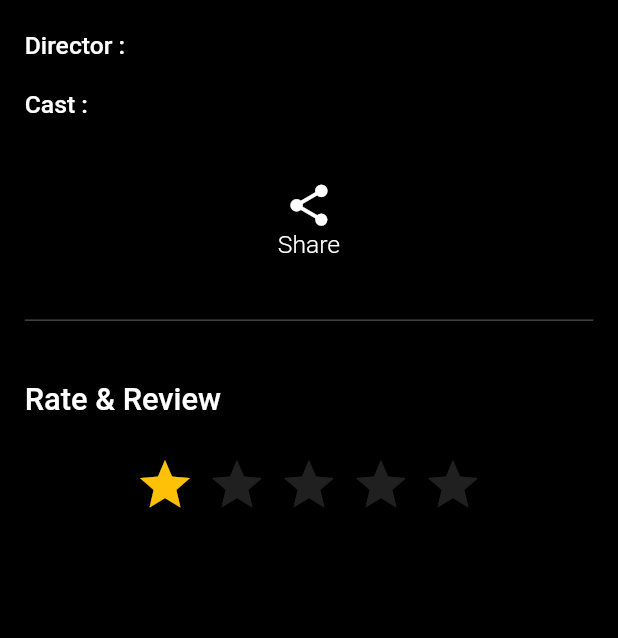
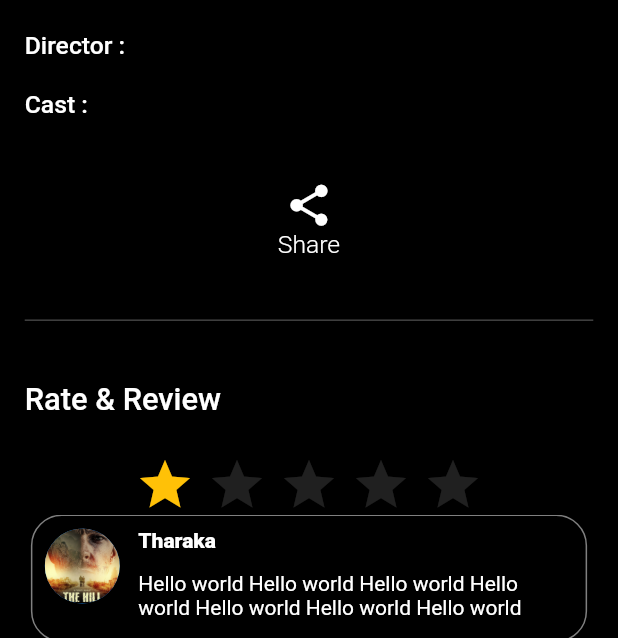
Before and after one commit to danuka98/MovieApp, a Flutter app: the MovieInnerPage screen opened directly, scrolled down 558 dp, on a phone screen of 412 x 824 dp, the part 598-1236 px from its top. Run offline on Flutter 3.47's test engine with Material 2 defaults, Android fonts, the phone set to English and light mode, and no system bars; drawn by our look-alikes of flutter_rating_bar, readmore; our stand-ins replace carousel_slider.

Commit message:
UpdateMovie_inner_add_review_section

```diff
--- a/lib/screens/movie_inner_screen.dart
+++ b/lib/screens/movie_inner_screen.dart
@@ -6,6 +6,7 @@ import 'package:flutter_rating_bar/flutter_rating_bar.dart';
 import 'package:movieapp/screens/bottom_nav_screen.dart';
 import 'package:movieapp/styles/colors.dart';
 import 'package:readmore/readmore.dart';
+import 'review_screen.dart';
 
 class MovieInnerPage extends StatefulWidget {
   const MovieInnerPage({Key? key}) : super(key: key);
@@ -370,7 +371,79 @@ class _MovieInnerPageState extends State<MovieInnerPage> {
                 },
               ),
             ),
-            //this is my area
+
+            //this is my area(Tharaka)
+           Container(
+             height: height,
+             child:  ListView.separated(
+                 separatorBuilder: (BuildContext context, int index) {
+                   return SizedBox(
+                     height: widthScale * 5,
+                   );
+                 },
+                 itemCount: 10,
+                 shrinkWrap: true,
+                 physics: NeverScrollableScrollPhysics(),
+                 itemBuilder: (BuildContext context, int index){
+                   return Padding(
+                     padding:  EdgeInsets.only(
+                       left: widthScale*5,
+                       right: widthScale*5,
+                     ),
+                     child: Container(
+                       decoration: BoxDecoration(
+                           border: Border.all(color: kWhite.withOpacity(0.5)),
+                           borderRadius: BorderRadius.circular(widthScale*5)
+                       ),
+                       child: Row(
+                         crossAxisAlignment: CrossAxisAlignment.start,
+                         children: [
+                           Padding(
+                             padding:  EdgeInsets.only(
+                               left: widthScale*2,
+                               right: widthScale*3,
+                               top: heightScale*1,
+                               bottom: heightScale*3,
+                             ),
+                             child: CircleAvatar(
+                               backgroundImage: AssetImage("images/cover3.jpg"),
+                               radius: 25,
+                             ),
+                           ),
+                           Container(
+                             width: widthScale*65,
+                             child: Column(
+                               crossAxisAlignment: CrossAxisAlignment.start,
+                               children: [
+                                 Padding(
+                                   padding:  EdgeInsets.only(
+                                     top: heightScale*1,
+                                     bottom: heightScale*1.5,
+                                   ),
+                                   child: Text("Tharaka",style: TextStyle(
+                                     color: kWhite,
+                                     fontWeight: FontWeight.w900,
+
+
+                                   ),),
+                                 ),
+                                 Text("Hello world Hello world Hello world Hello world Hello world Hello world Hello world",style: TextStyle(
+                                   color: kWhite
+                                 ),),
+                               ],
+                             ),
+                           ),
+
+                         ],
+                       ),
+                     ),
+                   );
+                 }
+             ),
+           ),
+            Text("Add a review",style: TextStyle(
+              color: kWhite,
+            ),),
             SizedBox(
               height: heightScale * 10,
             ),
```
